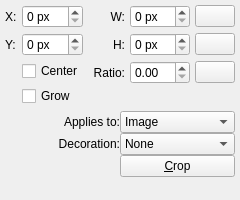
Qt form plugins/tools/tool_crop/wdg_tool_crop.ui (KDE/krita) before a commit.
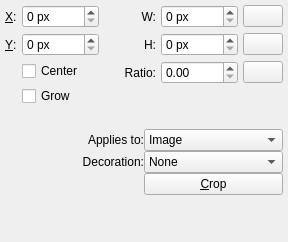
The same form after that commit. Custom widgets are drawn as their Qt base class.

Commit message: [numerical boxes] make use of parsespinboxes in the forms of the tools option widgets.

```diff
--- a/plugins/tools/tool_crop/wdg_tool_crop.ui
+++ b/plugins/tools/tool_crop/wdg_tool_crop.ui
@@ -6,8 +6,8 @@
    <rect>
     <x>0</x>
     <y>0</y>
-    <width>230</width>
-    <height>200</height>
+    <width>288</width>
+    <height>242</height>
    </rect>
   </property>
   <property name="windowTitle">
@@ -72,7 +72,7 @@
             <string>Vertical Position</string>
            </property>
            <property name="text">
-            <string>Y:</string>
+            <string>&amp;Y:</string>
            </property>
            <property name="buddy">
             <cstring>intY</cstring>
@@ -85,7 +85,7 @@
             <string>Horizontal Position</string>
            </property>
            <property name="text">
-            <string>X:</string>
+            <string>&amp;X:</string>
            </property>
            <property name="buddy">
             <cstring>intX</cstring>
@@ -473,6 +473,18 @@
    </item>
   </layout>
  </widget>
+ <customwidgets>
+  <customwidget>
+   <class>KisIntParseSpinBox</class>
+   <extends>QSpinBox</extends>
+   <header>kis_intparsespinbox.h</header>
+  </customwidget>
+  <customwidget>
+   <class>KisDoubleParseSpinBox</class>
+   <extends>QDoubleSpinBox</extends>
+   <header>kis_doubleparsespinbox.h</header>
+  </customwidget>
+ </customwidgets>
  <tabstops>
   <tabstop>intX</tabstop>
   <tabstop>intY</tabstop>
```
Left out of the diff: 10 changed lines with no effect on the pictures. The commit also changes 11 other files.
